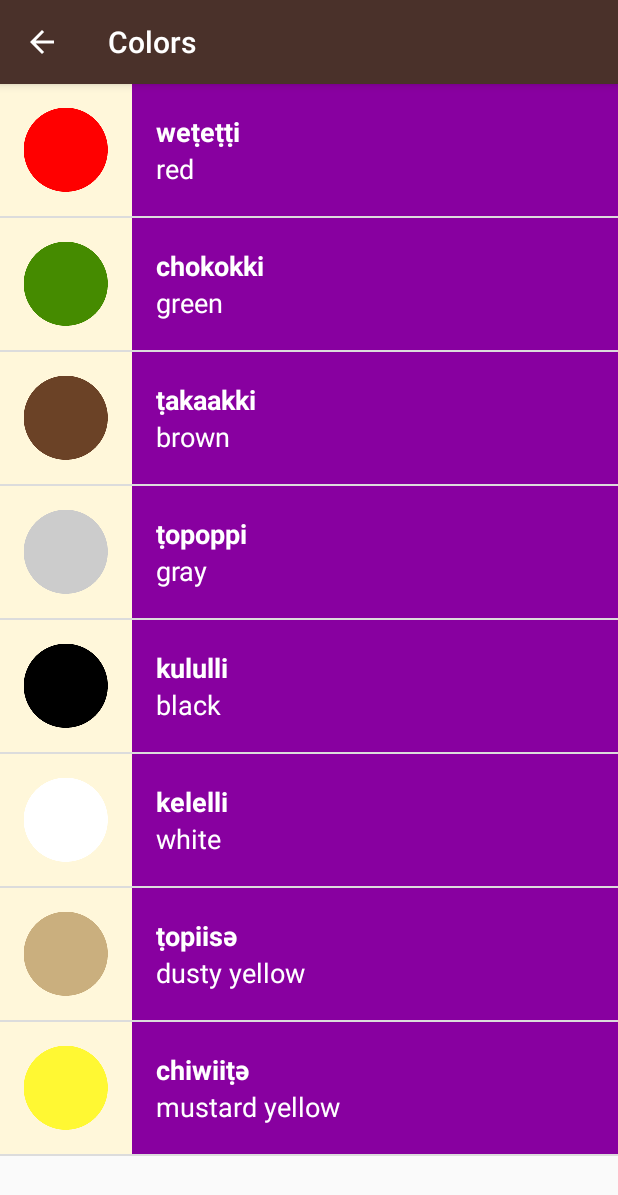
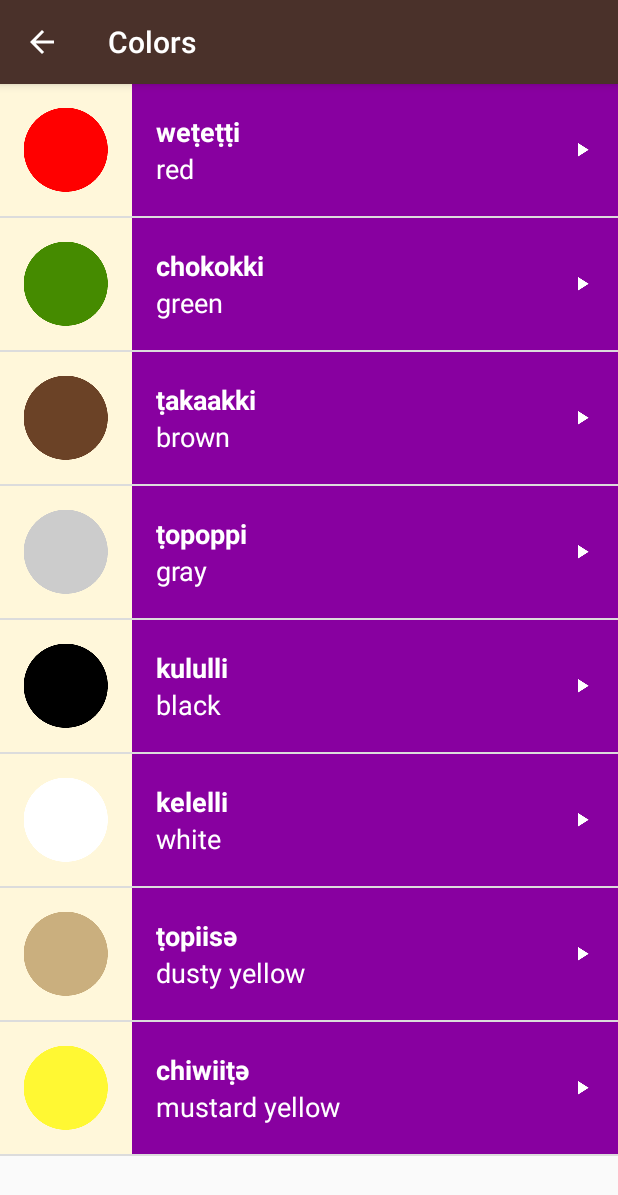
Before and after one commit to chungkev7/Miwok-App, an Android app: the ColorsActivity screen opened directly, with no data from a screen before it, on a phone screen of 412 x 824 dp. Shown: the top 1195 px of the screen. Run offline under Robolectric (Android 15) with nearby library versions, the phone set to English and light mode, and no system bars.

Commit message:
Added play button and press feedback

```diff
--- a/app/src/main/res/layout/list_item.xml
+++ b/app/src/main/res/layout/list_item.xml
@@ -5,7 +5,7 @@
     android:layout_height="wrap_content"
     android:background="@color/tan_background"
     android:minHeight="@dimen/list_item_height"
-    android:orientation="horizontal" >
+    android:orientation="horizontal">
 
     <ImageView
         android:id="@+id/image"
@@ -16,9 +16,15 @@
         android:id="@+id/text_container"
         android:layout_width="match_parent"
         android:layout_height="match_parent"
-        android:orientation="vertical"
-        android:paddingLeft="16dp" >
+        android:gravity="center_vertical"
+        android:orientation="horizontal"
+        android:paddingLeft="16dp">
 
+        <LinearLayout
+            android:layout_width="0dp"
+            android:layout_height="match_parent"
+            android:layout_weight="2"
+            android:orientation="vertical">
 
             <TextView
                 android:id="@+id/miwok_text_view"
@@ -27,7 +33,7 @@
                 android:layout_weight="1"
                 android:gravity="bottom"
                 android:textAppearance="?android:textAppearanceMedium"
-        android:textColor="@android:color/white"
+                android:textColor="#FFFFFF"
                 android:textStyle="bold"
                 tools:text="lutti" />
 
@@ -38,9 +44,17 @@
                 android:layout_weight="1"
                 android:gravity="top"
                 android:textAppearance="?android:textAppearanceMedium"
-        android:textColor="@android:color/white"
+                android:textColor="#FFFFFF"
                 tools:text="one" />
 
         </LinearLayout>
 
+        <ImageView
+            android:layout_width="wrap_content"
+            android:layout_height="wrap_content"
+            android:paddingRight="16dp"
+            android:src="@drawable/play_arrow_white_24dp" />
+
     </LinearLayout>
+
+</LinearLayout>
--- a/app/src/main/res/layout/word_list.xml
+++ b/app/src/main/res/layout/word_list.xml
@@ -4,6 +4,7 @@
     android:id="@+id/list"
     android:orientation="vertical"
     android:layout_width="match_parent"
-    android:layout_height="match_parent" >
+    android:layout_height="match_parent"
+    android:drawSelectorOnTop="true" >
 
 </ListView>
```
Also changed, not shown: app/src/main/res/layout/activity_main.xml (+24 -4 lines), app/src/main/res/drawable-xxhdpi/play_arrow_white_24dp.png (added). Lines whose indentation alone changed are shown as unchanged.
